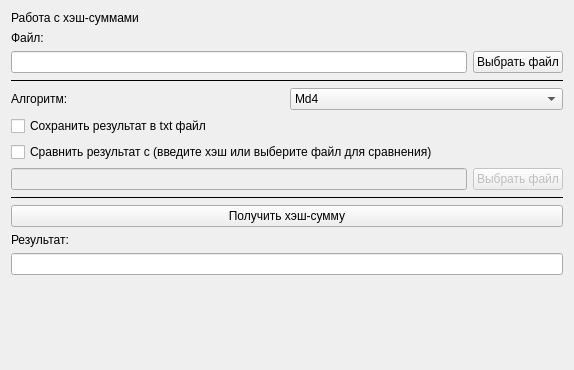
Qt form CryptoDome/hashmodepanel.ui (TuzkoZ/CryptoDome) before a commit.
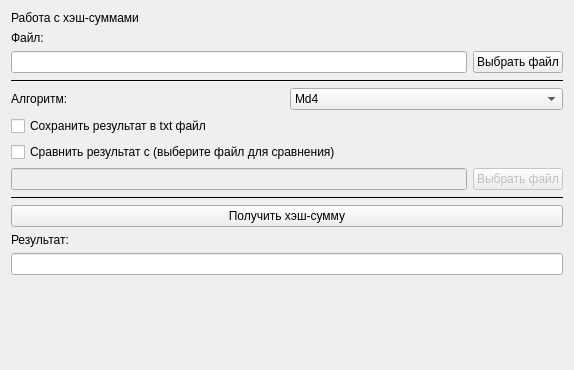
The same form after that commit.

Commit message: Hash panel is done

```diff
--- a/CryptoDome/hashmodepanel.ui
+++ b/CryptoDome/hashmodepanel.ui
@@ -63,7 +63,7 @@
      <item row="5" column="0">
       <widget class="QCheckBox" name="checkCompare">
        <property name="text">
-        <string>Сравнить результат с (введите хэш или выберите файл для сравнения)</string>
+        <string>Сравнить результат с (выберите файл для сравнения)</string>
        </property>
       </widget>
      </item>
```
The commit also changes 3 other files.
